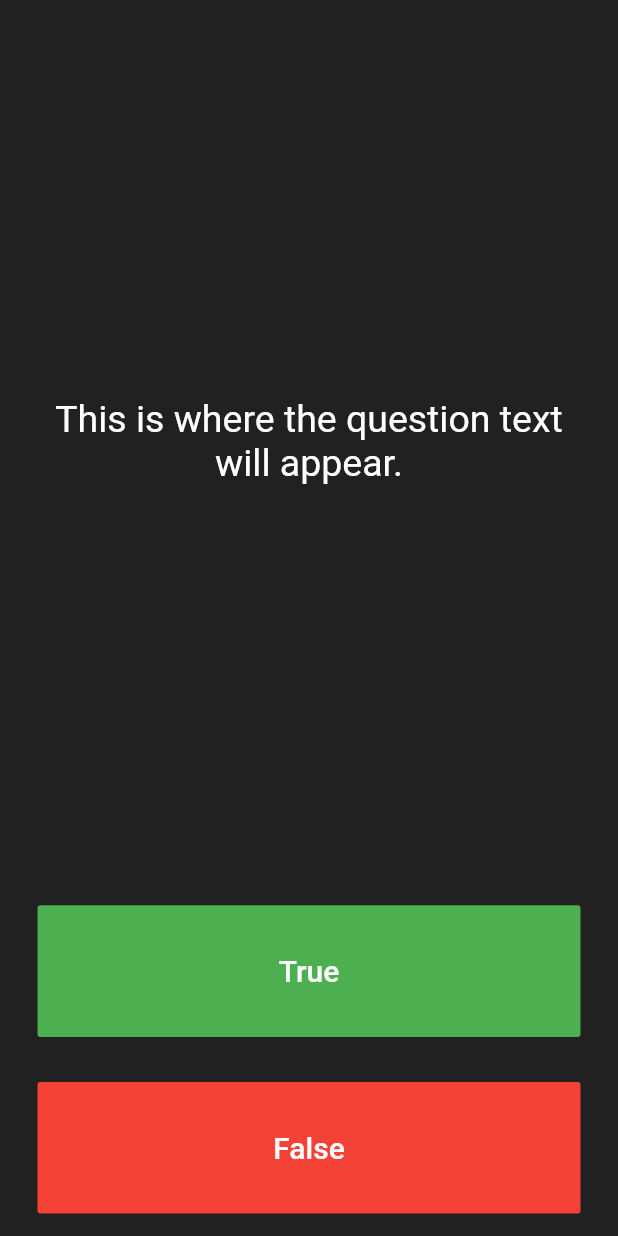
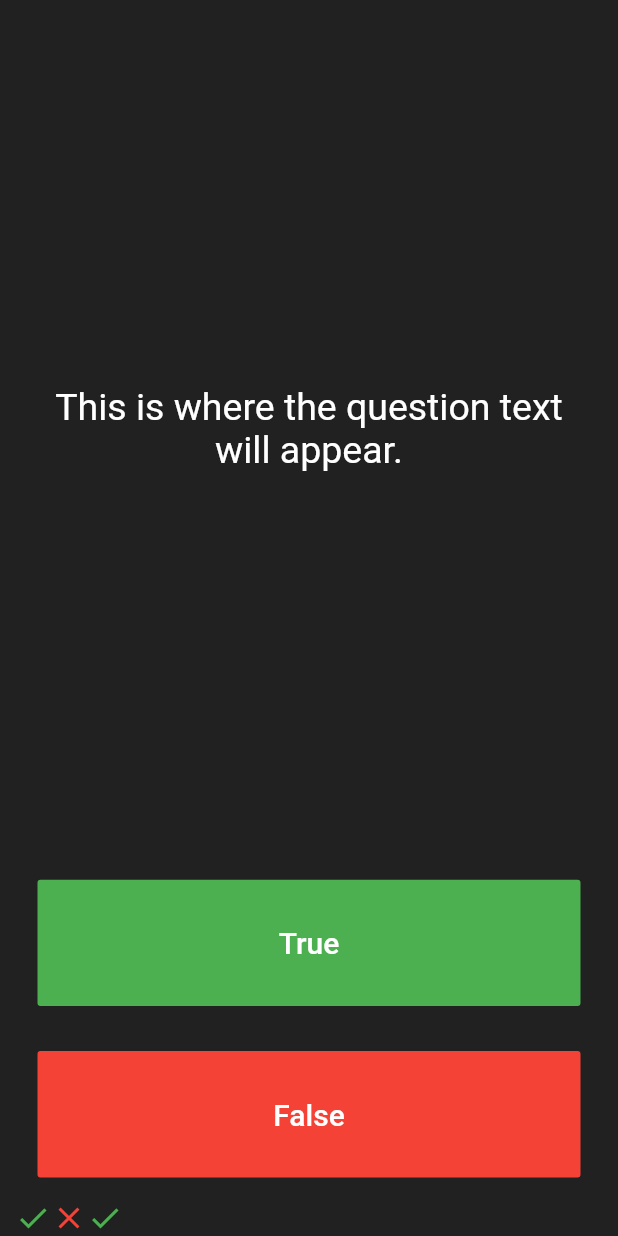
Before and after one commit to Linkonsq/Quizzler, a Flutter app: the screen it shows after launch, after a tap on "True", on a phone screen of 412 x 824 dp. Run offline on Flutter 3.47's test engine with Material 2 defaults, Android fonts, the phone set to English and light mode, and no system bars.

Commit message:
Build a score keeper

```diff
--- a/lib/main.dart
+++ b/lib/main.dart
@@ -26,6 +26,16 @@ class QuizPage extends StatefulWidget {
 }
 
 class _QuizPageState extends State<QuizPage> {
+  List<Icon> scoreKeeper = [
+    Icon(
+      Icons.check,
+      color: Colors.green,
+    ),
+    Icon(
+      Icons.close,
+      color: Colors.red,
+    ),
+  ];
   @override
   Widget build(BuildContext context) {
     return Column(
@@ -54,7 +64,11 @@ class _QuizPageState extends State<QuizPage> {
                 'True',
                 style: TextStyle(fontSize: 20, color: Colors.white),
               ),
-              onPressed: () {},
+              onPressed: () {
+                setState(() {
+                  scoreKeeper.add(Icon(Icons.check, color: Colors.green));
+                });
+              },
             ),
           ),
         ),
@@ -70,6 +84,9 @@ class _QuizPageState extends State<QuizPage> {
               onPressed: () {},
             ),
           ),
+        ),
+        Row(
+          children: scoreKeeper,
         )
       ],
     );
```
